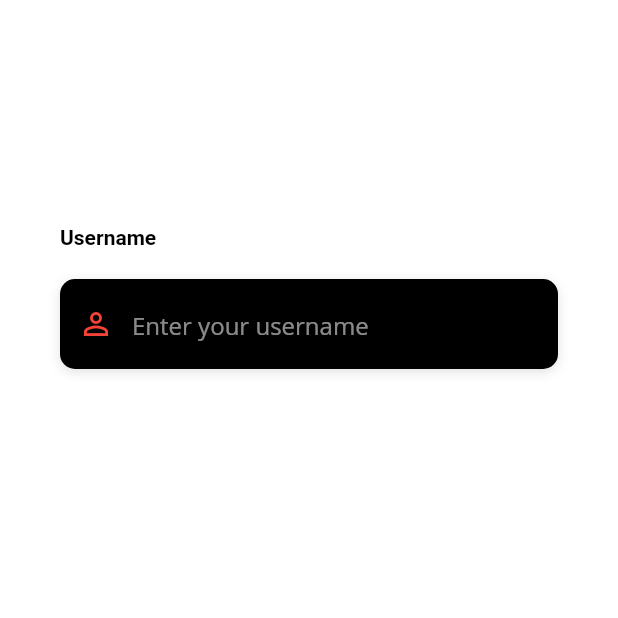
After one commit to fikokwu/pint_size, a Flutter app: the screen it shows after launch, after a tap on an icon or button, on a phone screen of 412 x 824 dp, the top half of it. The commit adds this screen. Run offline on Flutter 3.47's test engine with Material 2 defaults, Android fonts, the phone set to English and light mode, and no system bars; our stand-ins replace shared_preferences, table_calendar.

Commit message:
signing up screen start

```diff
--- a/lib/screens/login_screen.dart
+++ b/lib/screens/login_screen.dart
@@ -1,5 +1,6 @@
 import 'package:flutter/material.dart';
 import 'package:flutter/services.dart';
+import 'package:pint_size/screens/signup_screen.dart';
 import 'package:pint_size/utilities/constants.dart';
 import '../main.dart';
 import 'package:pint_size/screens/dashboard_screen.dart';
@@ -244,7 +245,17 @@ class _LoginScreenState extends State<LoginScreen> {
 
   Widget _buildSignupBtn() {
     return GestureDetector(
-      onTap: () => print('Sign Up Button Pressed'),
+      onTap: () {
+        Navigator.push(
+                  context,
+
+                  MaterialPageRoute(
+
+                    builder: (context) => SignUpScreen()
+
+                  ),
+                ); // Navigation
+      },
       child: RichText(
         text: TextSpan(
           children: [
@@ -257,7 +268,7 @@ class _LoginScreenState extends State<LoginScreen> {
               ),
             ),
             TextSpan(
-              text: 'Sign In',
+              text: 'Sign Up',
               style: TextStyle(
                 color: Colors.black,
                 fontSize: 18.0,
@@ -363,15 +374,6 @@ Widget _showLogo(){
                     mainAxisAlignment: MainAxisAlignment.center,
                     children: <Widget>[
 
-                      // Text(
-                      //   //'Pint Size ',
-                      //   style: TextStyle(
-                      //     color: Colors.black,
-                      //     fontFamily: 'OpenSans',
-                      //     fontSize: 30.0,
-                      //     fontWeight: FontWeight.bold,
-                      //   ),
-                      // ),
                       _showLogo(),
 
                       SizedBox(height: 30.0),
--- a/lib/screens/registration.dart
+++ b/lib/screens/registration.dart
@@ -1,6 +1,5 @@
 import "package:flutter/material.dart";
 import 'package:pint_size/utilities/MyBottomNavBar.dart';
-import 'package:pint_size/utilities/nav_drawer.dart';
 
 class Registration extends StatelessWidget {
   @override
--- /dev/null
+++ b/lib/screens/signup_screen.dart
@@ -0,0 +1,118 @@
+import "package:flutter/material.dart";
+import 'package:flutter/services.dart';
+import 'package:pint_size/utilities/constants.dart';
+
+class SignUpScreen extends StatefulWidget{
+  _SignUpScreenState createState() => _SignUpScreenState();
+
+}
+
+class _SignUpScreenState extends State<SignUpScreen> {
+  @override
+
+  Widget _buildUserName() {
+    return Column(
+      crossAxisAlignment: CrossAxisAlignment.start,
+      children: <Widget>[
+        Text(
+          'Username',
+          textAlign: TextAlign.center,
+          style: TextStyle(
+
+            color: Colors.black,
+            fontWeight: FontWeight.bold,
+            ),
+        ),
+        SizedBox(height: 20.0),
+        Container(
+          alignment: Alignment.centerLeft,
+          decoration: kBoxDecorationStyle,
+          height: 60.0,
+          child: TextField(
+            keyboardType: TextInputType.text,
+            style: TextStyle(
+              color: Colors.white,
+              fontFamily: 'OpenSans',
+            ),
+            decoration: InputDecoration(
+              border: InputBorder.none,
+              contentPadding: EdgeInsets.only(top:14),
+              prefixIcon: Icon(
+                Icons.person_outline,
+                color: Colors.red,
+              ),
+              hintText: 'Enter your username',
+
+              hintStyle: kHintTextStyle,
+
+            ),
+          ),
+        ),
+      ],
+    );
+  }
+    Widget build(BuildContext context) {
+    return Scaffold(
+
+      body: AnnotatedRegion<SystemUiOverlayStyle>(
+        value: SystemUiOverlayStyle.light,
+        child: GestureDetector(
+          onTap: () => FocusScope.of(context).unfocus(),
+          child: Stack(
+            children: <Widget>[
+              Container(
+                height: double.infinity,
+                width: double.infinity,
+                decoration: BoxDecoration(
+                  color: Colors.black,
+                  gradient: LinearGradient(
+                    begin: Alignment.topCenter,
+                    end: Alignment.bottomCenter,
+                    colors: [
+                      Colors.white,
+                      Colors.white,
+                    ],
+
+                  ),
+                ),
+              ),
+              Container(
+                height: double.infinity,
+                child: SingleChildScrollView(
+                  physics: AlwaysScrollableScrollPhysics(),
+                  padding: EdgeInsets.symmetric(
+                    horizontal: 40.0,
+                    vertical: 120.0,
+                  ),
+                  child: Column(
+                    mainAxisAlignment: MainAxisAlignment.center,
+                    children: <Widget>[
+
+                     // _showLogo(),
+
+                      SizedBox(height: 30.0),
+                      _buildUserName(),
+                      SizedBox(
+                        height: 30.0,
+                      ),
+                      //_buildLogo(),
+
+                    //  // _buildPasswordTF(),
+                    //   _buildForgotPasswordBtn(),
+                    //   _buildRememberMeCheckbox(),
+                    //   _buildLoginBtn(),
+                    //   _buildSignInWithText(),
+                    //   _buildSocialBtnRow(),
+                    //   _buildSignupBtn(),
+                    ],
+                  ),
+                ),
+              )
+            ],
+          ),
+        ),
+      ),
+     // bottomNavigationBar: MyBottomNavigationBar(),
+    );
+  }
+}
```
